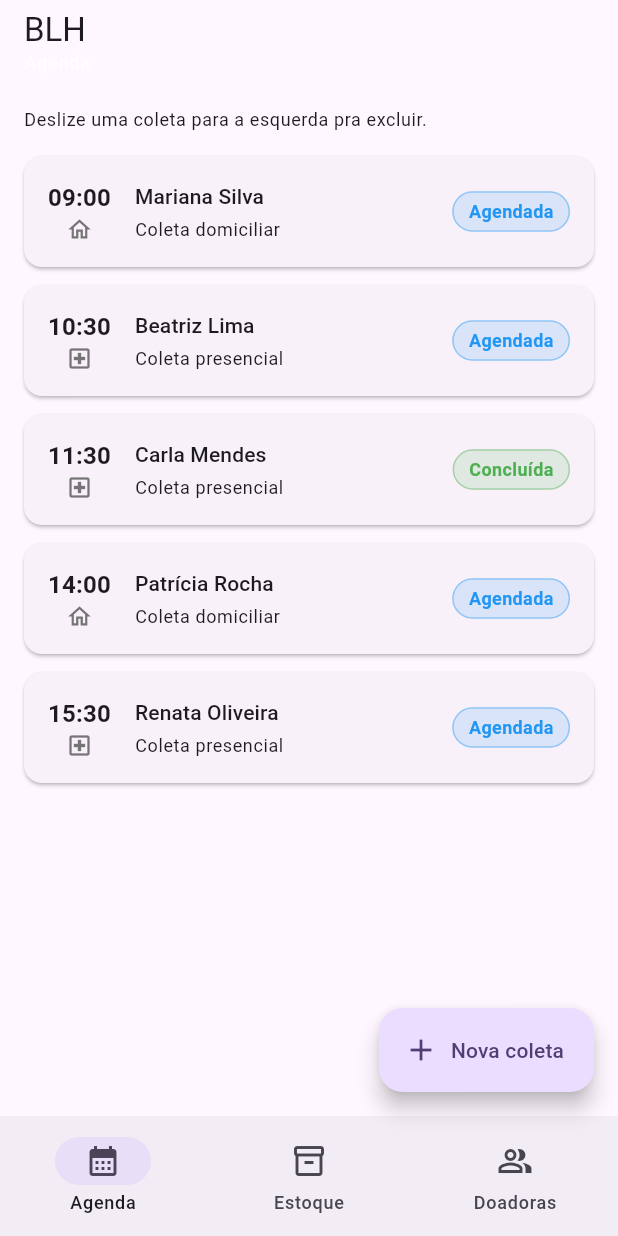
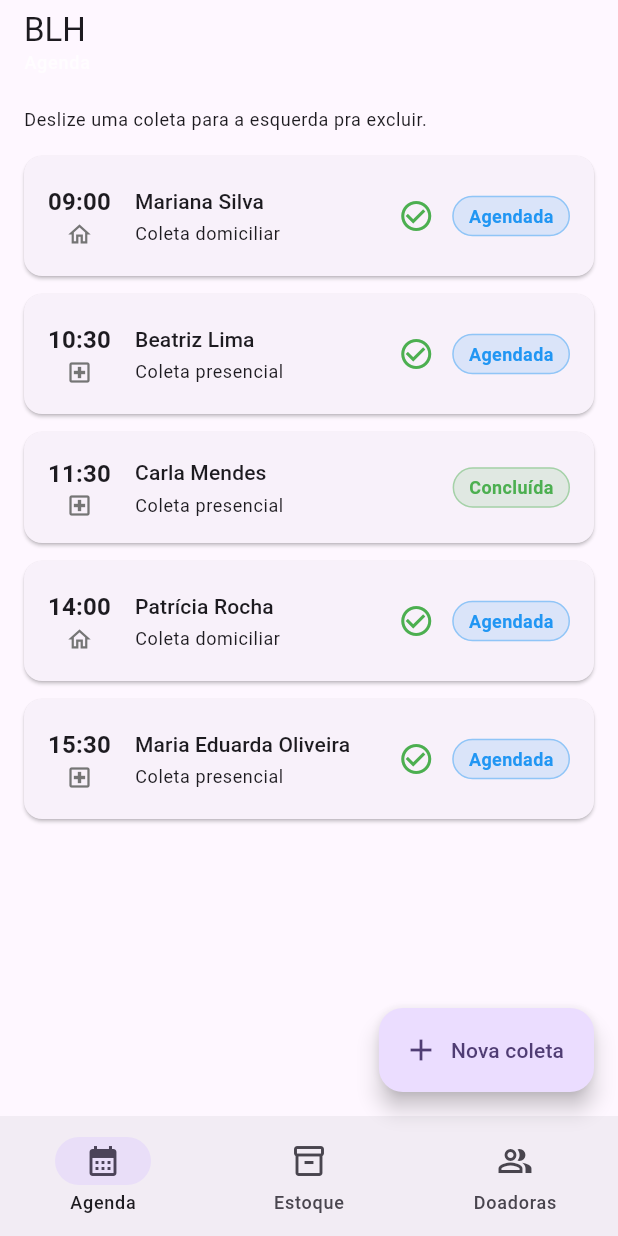
Before and after one commit to AndrePilatis/Sprint-Flutter, a Flutter app: the HomeScreen screen opened directly, on a phone screen of 412 x 824 dp. Run offline on Flutter 3.47's test engine with Material 3 defaults, Android fonts, the phone set to English and light mode, and no system bars.

Commit message:
coleta concluida gera item no estoque e ajuste de dados

```diff
--- a/lib/components/coleta_card.dart
+++ b/lib/components/coleta_card.dart
@@ -6,12 +6,14 @@ class ColetaCard extends StatelessWidget {
   final Coleta coleta;
   final VoidCallback onTap;
   final VoidCallback onExcluir;
+  final VoidCallback onConcluir;
 
   const ColetaCard({
     super.key,
     required this.coleta,
     required this.onTap,
     required this.onExcluir,
+    required this.onConcluir,
   });
 
   Color get _corStatus {
@@ -107,6 +109,13 @@ class ColetaCard extends StatelessWidget {
                     ],
                   ),
                 ),
+                if (coleta.status == StatusColeta.agendada)
+                  IconButton(
+                    icon: const Icon(Icons.check_circle_outline),
+                    tooltip: 'Marcar como concluída',
+                    color: Colors.green,
+                    onPressed: onConcluir,
+                  ),
                 StatusBadge(texto: coleta.statusLabel, cor: _corStatus),
               ],
             ),
--- a/lib/data/coletas_mock.dart
+++ b/lib/data/coletas_mock.dart
@@ -44,7 +44,7 @@ final List<Coleta> coletasMock = [
     hora: '15:30',
     tipo: TipoColeta.presencial,
     doadoraId: 'd05',
-    doadoraNome: 'Renata Oliveira',
+    doadoraNome: 'Maria Eduarda Oliveira',
     status: StatusColeta.agendada,
   ),
 ];
--- a/lib/data/estoque_mock.dart
+++ b/lib/data/estoque_mock.dart
@@ -26,7 +26,7 @@ final List<ItemEstoque> estoqueMock = [
     validade: DateTime(2026, 8, 25),
     lote: 'LT-0510C',
     status: StatusEstoque.reservado,
-    doadoraNome: 'Renata Oliveira',
+    doadoraNome: 'Maria Eduarda Oliveira',
   ),
   ItemEstoque(
     id: 'e04',
```
Also changed, not shown: lib/screens/home_screen.dart (+82 -6 lines).
